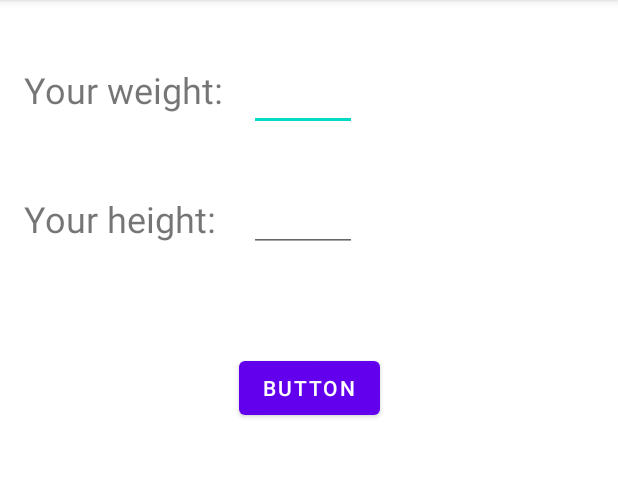
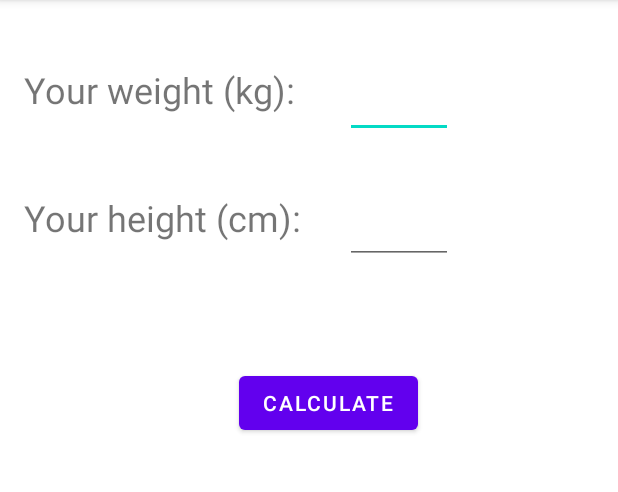
Before and after one commit to vladsand/PAM_LAB1, an Android app: the screen it shows after launch (MainActivity), on a phone screen of 412 x 824 dp, the part 84-576 px from its top. Run offline under Robolectric (Android 15) with nearby library versions, the phone set to English and light mode, and no system bars.

Commit message:
Update activity_main.xml

```diff
--- a/PAM/app/src/main/res/layout/activity_main.xml
+++ b/PAM/app/src/main/res/layout/activity_main.xml
@@ -8,22 +8,22 @@
 
     <TextView
         android:id="@+id/textView"
-        android:layout_width="138dp"
-        android:layout_height="50dp"
+        android:layout_width="194dp"
+        android:layout_height="49dp"
         android:layout_marginStart="16dp"
         android:layout_marginTop="43dp"
-        android:text="Your weight:"
+        android:text="Your weight (kg):"
         android:textSize="24sp"
         app:layout_constraintStart_toStartOf="parent"
         app:layout_constraintTop_toTopOf="parent" />
 
     <TextView
         android:id="@+id/textView2"
-        android:layout_width="138dp"
-        android:layout_height="37dp"
+        android:layout_width="190dp"
+        android:layout_height="48dp"
         android:layout_marginStart="16dp"
         android:layout_marginTop="36dp"
-        android:text="Your height:"
+        android:text="Your height (cm):"
         android:textSize="24sp"
         app:layout_constraintStart_toStartOf="parent"
         app:layout_constraintTop_toBottomOf="@+id/textView" />
@@ -32,8 +32,8 @@
         android:id="@+id/weight_id"
         android:layout_width="72dp"
         android:layout_height="44dp"
-        android:layout_marginStart="12dp"
-        android:layout_marginTop="43dp"
+        android:layout_marginStart="20dp"
+        android:layout_marginTop="48dp"
         android:ems="10"
         android:inputType="number"
         android:textSize="20sp"
@@ -44,8 +44,8 @@
         android:id="@+id/height_id"
         android:layout_width="72dp"
         android:layout_height="44dp"
-        android:layout_marginStart="12dp"
-        android:layout_marginTop="124dp"
+        android:layout_marginStart="20dp"
+        android:layout_marginTop="132dp"
         android:ems="10"
         android:inputType="number"
         android:textSize="20sp"
@@ -59,7 +59,7 @@
         android:layout_marginStart="159dp"
         android:layout_marginTop="68dp"
         android:shadowColor="#040404"
-        android:text="Button"
+        android:text="Calculate"
         android:textColorHighlight="#000000"
         android:textColorLink="#000000"
         app:layout_constraintStart_toStartOf="parent"
```
